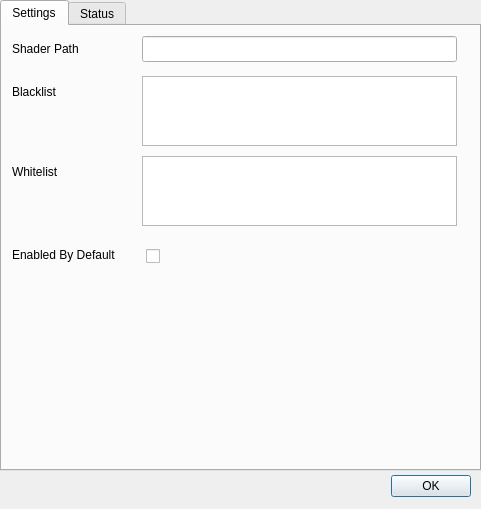
This is src/ShadersUI.ui in kevinlekiller/kwin-effect-shaders as Qt 5 draws it before an edit. The edited form follows.
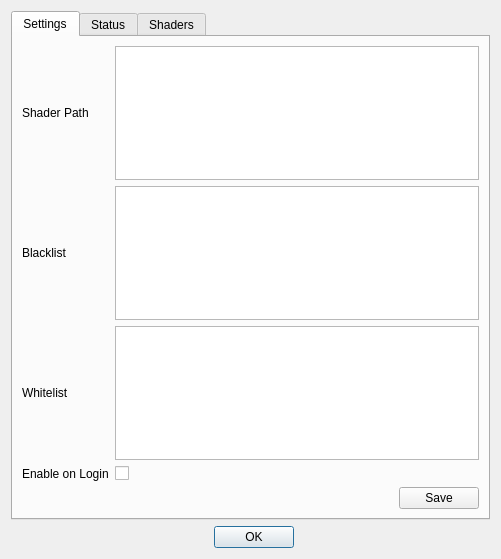
This is the edited form.

Commit message: Update UI, cache shaders

What changed in the file:
```diff
--- a/src/ShadersUI.ui
+++ b/src/ShadersUI.ui
@@ -6,60 +6,45 @@
    <rect>
     <x>0</x>
     <y>0</y>
-    <width>481</width>
-    <height>509</height>
+    <width>501</width>
+    <height>559</height>
    </rect>
   </property>
+  <property name="sizePolicy">
+   <sizepolicy hsizetype="Expanding" vsizetype="Expanding">
+    <horstretch>0</horstretch>
+    <verstretch>0</verstretch>
+   </sizepolicy>
+  </property>
   <property name="windowTitle">
    <string>Dialog</string>
   </property>
-  <widget class="QDialogButtonBox" name="buttonBox">
-   <property name="geometry">
-    <rect>
-     <x>390</x>
-     <y>470</y>
-     <width>81</width>
-     <height>32</height>
-    </rect>
-   </property>
-   <property name="orientation">
-    <enum>Qt::Horizontal</enum>
-   </property>
+  <property name="sizeGripEnabled">
+   <bool>false</bool>
+  </property>
+  <layout class="QGridLayout" name="gridLayout">
+   <item row="1" column="1">
+    <widget class="QDialogButtonBox" name="button_CloseWindow">
    <property name="standardButtons">
     <set>QDialogButtonBox::Ok</set>
    </property>
-  </widget>
-  <widget class="QTabWidget" name="tabWidget">
-   <property name="enabled">
+     <property name="centerButtons">
     <bool>true</bool>
    </property>
-   <property name="geometry">
-    <rect>
-     <x>0</x>
-     <y>0</y>
-     <width>481</width>
-     <height>471</height>
-    </rect>
-   </property>
+    </widget>
+   </item>
+   <item row="0" column="0" colspan="2">
+    <widget class="QTabWidget" name="Status">
    <property name="currentIndex">
     <number>0</number>
    </property>
-   <property name="movable">
-    <bool>false</bool>
-   </property>
-   <widget class="QWidget" name="tab_Settings">
+     <widget class="QWidget" name="tab">
     <attribute name="title">
      <string>Settings</string>
     </attribute>
+      <layout class="QGridLayout" name="gridLayout_2">
+       <item row="1" column="1">
     <widget class="QPlainTextEdit" name="val_Blacklist">
-     <property name="geometry">
-      <rect>
-       <x>140</x>
-       <y>50</y>
-       <width>315</width>
-       <height>70</height>
-      </rect>
-     </property>
      <property name="toolTip">
       <string>&lt;html&gt;&lt;head/&gt;&lt;body&gt;&lt;p&gt;Applications in this list will not be processed.&lt;/p&gt;&lt;p&gt;Seperate applications by comma.&lt;/p&gt;&lt;/body&gt;&lt;/html&gt;</string>
      </property>
@@ -67,73 +52,15 @@
       <string/>
      </property>
     </widget>
-    <widget class="QLabel" name="label_Blacklist">
-     <property name="geometry">
-      <rect>
-       <x>10</x>
-       <y>50</y>
-       <width>50</width>
-       <height>31</height>
-      </rect>
-     </property>
-     <property name="text">
-      <string>Blacklist</string>
-     </property>
-    </widget>
-    <widget class="QPlainTextEdit" name="val_Whitelist">
-     <property name="geometry">
-      <rect>
-       <x>140</x>
-       <y>130</y>
-       <width>315</width>
-       <height>70</height>
-      </rect>
-     </property>
-     <property name="toolTip">
-      <string>&lt;html&gt;&lt;head/&gt;&lt;body&gt;&lt;p&gt;Applications outside of this list will not be processed.&lt;/p&gt;&lt;p&gt;Seperate applications by a comma.&lt;/p&gt;&lt;p&gt;Useful if you use &amp;quot;Enabled By Default&amp;quot;.&lt;/p&gt;&lt;/body&gt;&lt;/html&gt;</string>
-     </property>
-    </widget>
-    <widget class="QLineEdit" name="val_ShaderPath">
-     <property name="geometry">
-      <rect>
-       <x>140</x>
-       <y>10</y>
-       <width>315</width>
-       <height>26</height>
-      </rect>
-     </property>
-     <property name="toolTip">
-      <string>&lt;html&gt;&lt;head/&gt;&lt;body&gt;&lt;p&gt;Custom path to use for shaders.&lt;/p&gt;&lt;/body&gt;&lt;/html&gt;</string>
-     </property>
-     <property name="text">
-      <string/>
-     </property>
-    </widget>
-    <widget class="QLabel" name="label_DefaultEnabled">
-     <property name="geometry">
-      <rect>
-       <x>10</x>
-       <y>220</y>
-       <width>116</width>
-       <height>18</height>
-      </rect>
-     </property>
-     <property name="text">
-      <string>Enabled By Default</string>
-     </property>
-    </widget>
+       </item>
+       <item row="0" column="1">
+        <widget class="QPlainTextEdit" name="val_ShaderPath"/>
+       </item>
+       <item row="3" column="1">
     <widget class="QCheckBox" name="val_DefaultEnabled">
      <property name="enabled">
       <bool>true</bool>
      </property>
-     <property name="geometry">
-      <rect>
-       <x>144</x>
-       <y>220</y>
-       <width>301</width>
-       <height>21</height>
-      </rect>
-     </property>
      <property name="toolTip">
       <string>&lt;html&gt;&lt;head/&gt;&lt;body&gt;&lt;p&gt;If this is enabled, all windows will be processed when you log in, you can still disable the effect using the keyboard shortcut.&lt;/p&gt;&lt;p&gt;You can use the Whitelist or Blacklist in conjunction with this.&lt;/p&gt;&lt;/body&gt;&lt;/html&gt;</string>
      </property>
@@ -144,65 +71,105 @@
       <bool>false</bool>
      </property>
     </widget>
-    <widget class="QLabel" name="label_Whitelist">
-     <property name="geometry">
-      <rect>
-       <x>10</x>
-       <y>130</y>
-       <width>54</width>
-       <height>31</height>
-      </rect>
-     </property>
-     <property name="text">
-      <string>Whitelist</string>
-     </property>
-    </widget>
+       </item>
+       <item row="0" column="0">
     <widget class="QLabel" name="label_ShaderPath">
-     <property name="geometry">
-      <rect>
-       <x>10</x>
-       <y>10</y>
-       <width>75</width>
-       <height>26</height>
-      </rect>
-     </property>
      <property name="text">
       <string>Shader Path</string>
      </property>
     </widget>
-   </widget>
-   <widget class="QWidget" name="tab_Status">
+       </item>
+       <item row="2" column="0">
+        <widget class="QLabel" name="label_Whitelist">
+         <property name="text">
+          <string>Whitelist</string>
+         </property>
+        </widget>
+       </item>
+       <item row="1" column="0">
+        <widget class="QLabel" name="label_Blacklist">
+         <property name="text">
+          <string>Blacklist</string>
+         </property>
+        </widget>
+       </item>
+       <item row="3" column="0">
+        <widget class="QLabel" name="label_DefaultEnabled">
+         <property name="text">
+          <string>Enable on Login</string>
+         </property>
+        </widget>
+       </item>
+       <item row="2" column="1">
+        <widget class="QPlainTextEdit" name="val_Whitelist">
+         <property name="toolTip">
+          <string>&lt;html&gt;&lt;head/&gt;&lt;body&gt;&lt;p&gt;Applications outside of this list will not be processed.&lt;/p&gt;&lt;p&gt;Seperate applications by a comma.&lt;/p&gt;&lt;p&gt;Useful if you use &amp;quot;Enabled By Default&amp;quot;.&lt;/p&gt;&lt;/body&gt;&lt;/html&gt;</string>
+         </property>
+        </widget>
+       </item>
+       <item row="4" column="1" alignment="Qt::AlignRight">
+        <widget class="QDialogButtonBox" name="button_SettingsSave">
+         <property name="standardButtons">
+          <set>QDialogButtonBox::Save</set>
+         </property>
+        </widget>
+       </item>
+      </layout>
+     </widget>
+     <widget class="QWidget" name="tab2">
     <attribute name="title">
      <string>Status</string>
     </attribute>
-    <widget class="QLabel" name="label_windowsShaders">
-     <property name="geometry">
-      <rect>
-       <x>10</x>
-       <y>10</y>
-       <width>261</width>
-       <height>18</height>
-      </rect>
-     </property>
+      <layout class="QGridLayout" name="gridLayout_3">
+       <item row="0" column="0" alignment="Qt::AlignTop">
+        <widget class="QLabel" name="label_Status">
      <property name="text">
-      <string>Amount of windows with shaders enabled:</string>
-     </property>
-    </widget>
-    <widget class="QLabel" name="val_windowsShaders">
-     <property name="geometry">
-      <rect>
-       <x>300</x>
-       <y>10</y>
-       <width>58</width>
-       <height>18</height>
-      </rect>
-     </property>
+          <string>Windows with shaders enabled:</string>
+         </property>
+        </widget>
+       </item>
+       <item row="0" column="1" alignment="Qt::AlignTop">
+        <widget class="QLabel" name="val_Status">
      <property name="text">
       <string/>
      </property>
     </widget>
-   </widget>
-  </widget>
+       </item>
+      </layout>
+     </widget>
+     <widget class="QWidget" name="tab3">
+      <attribute name="title">
+       <string>Shaders</string>
+      </attribute>
+      <layout class="QGridLayout" name="gridLayout_4">
+       <item row="0" column="0">
+        <widget class="QTextEdit" name="val_ShadersText">
+         <property name="acceptRichText">
+          <bool>false</bool>
+         </property>
+        </widget>
+       </item>
+       <item row="1" column="0" alignment="Qt::AlignBottom">
+        <widget class="QDialogButtonBox" name="button_ShadersSave">
+         <property name="sizePolicy">
+          <sizepolicy hsizetype="Expanding" vsizetype="Expanding">
+           <horstretch>0</horstretch>
+           <verstretch>0</verstretch>
+          </sizepolicy>
+         </property>
+         <property name="standardButtons">
+          <set>QDialogButtonBox::Save</set>
+         </property>
+         <property name="centerButtons">
+          <bool>true</bool>
+         </property>
+        </widget>
+       </item>
+      </layout>
+     </widget>
+    </widget>
+   </item>
+  </layout>
  </widget>
  <resources/>
  <connections>
```
Left out of the diff: 35 changed lines with no effect on the pictures. Lines whose indentation alone changed are shown as unchanged. The commit also changes 7 other files.
